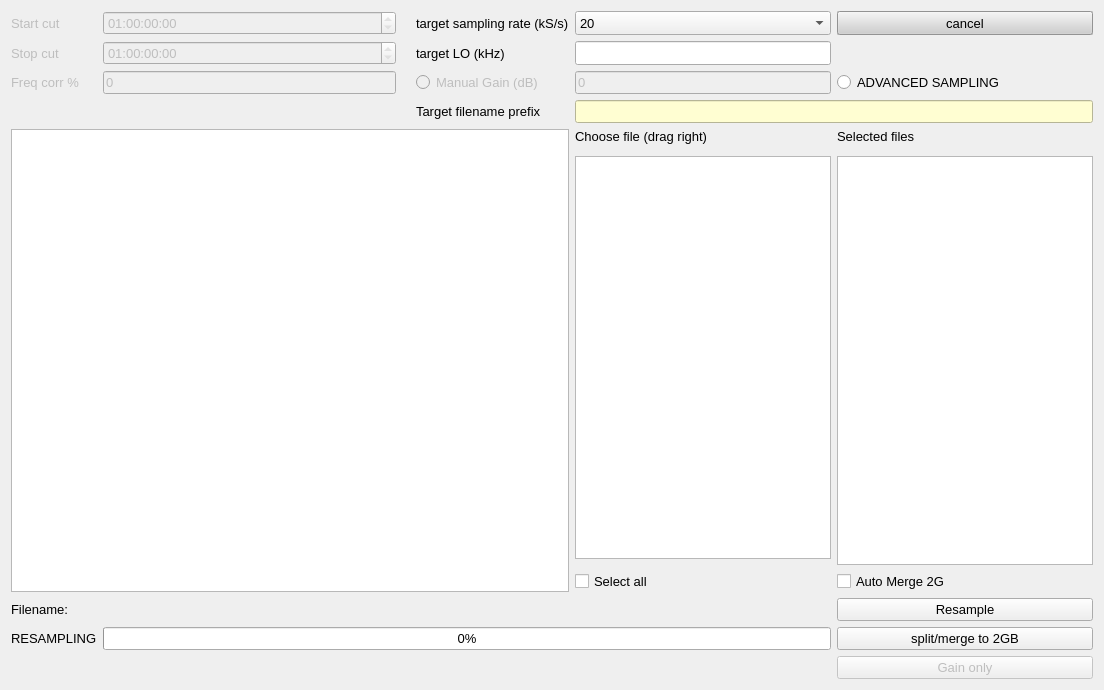
Above: sources/resampler/ressources/resampler_widget.ui from schaten/COHIWizard before the change. Below: the same form after it.
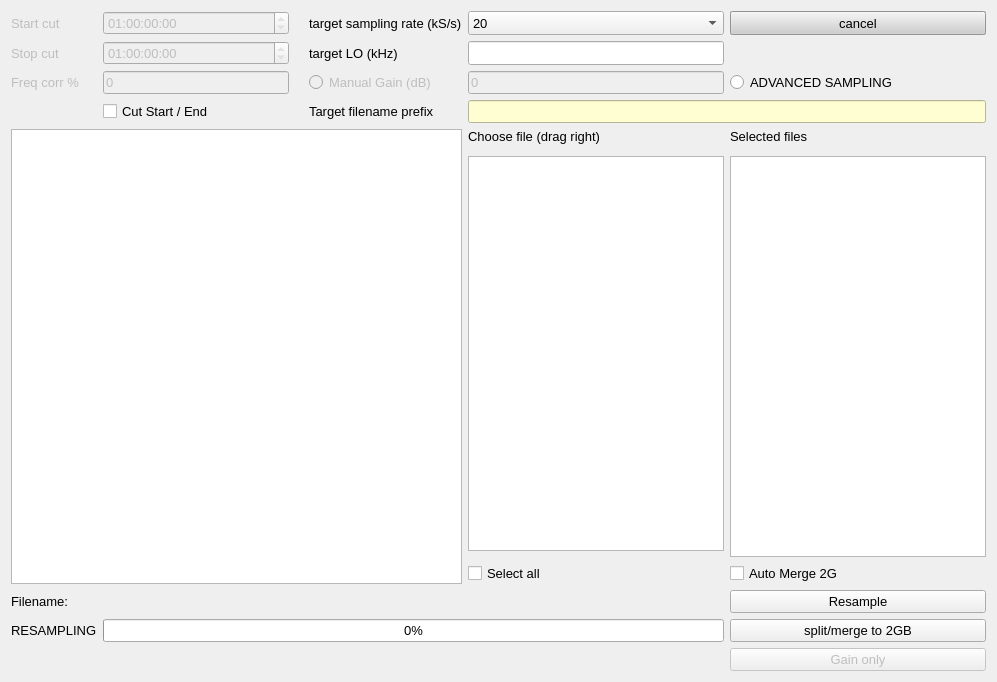
That is the form after the change.

Commit message: version 1.2.11: resamp: cutting at start implemented; bugs in nextfile naming fixed

What changed in the file:
```diff
--- a/sources/resampler/ressources/resampler_widget.ui
+++ b/sources/resampler/ressources/resampler_widget.ui
@@ -6,8 +6,8 @@
    <rect>
     <x>0</x>
     <y>0</y>
-    <width>1104</width>
-    <height>690</height>
+    <width>997</width>
+    <height>682</height>
    </rect>
   </property>
   <property name="font">
@@ -1096,6 +1096,13 @@
        </property>
       </widget>
      </item>
+     <item row="5" column="1">
+      <widget class="QCheckBox" name="checkBox_Cut">
+       <property name="text">
+        <string>Cut Start / End</string>
+       </property>
+      </widget>
+     </item>
     </layout>
    </item>
   </layout>
```
The commit also changes 28 other files.
